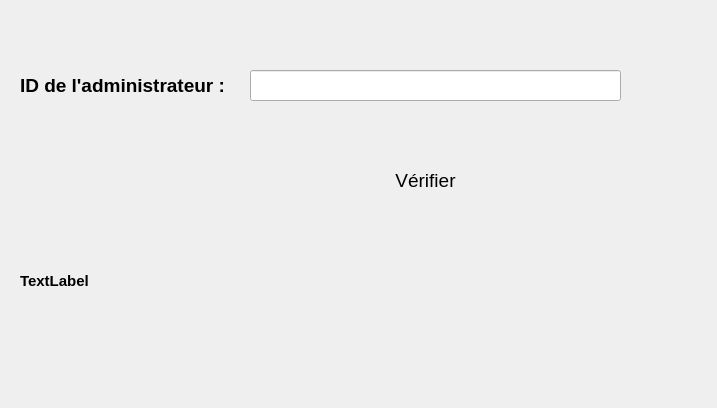
Old version of the form integration_f/verification_administrateur.ui in the repository SeifEddineAmara/smart-cinema-2A4.
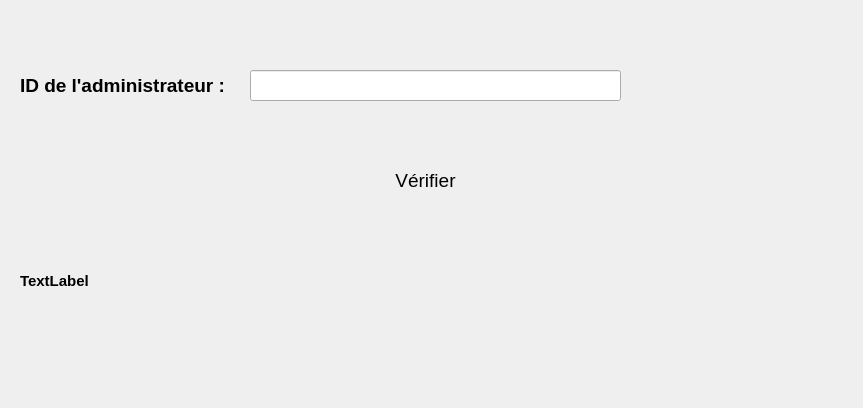
New version of the form. Icons and pictures are not drawn.

```diff
--- a/integration_f/verification_administrateur.ui
+++ b/integration_f/verification_administrateur.ui
@@ -6,7 +6,7 @@
    <rect>
     <x>0</x>
     <y>0</y>
-    <width>717</width>
+    <width>863</width>
     <height>408</height>
    </rect>
   </property>
```
